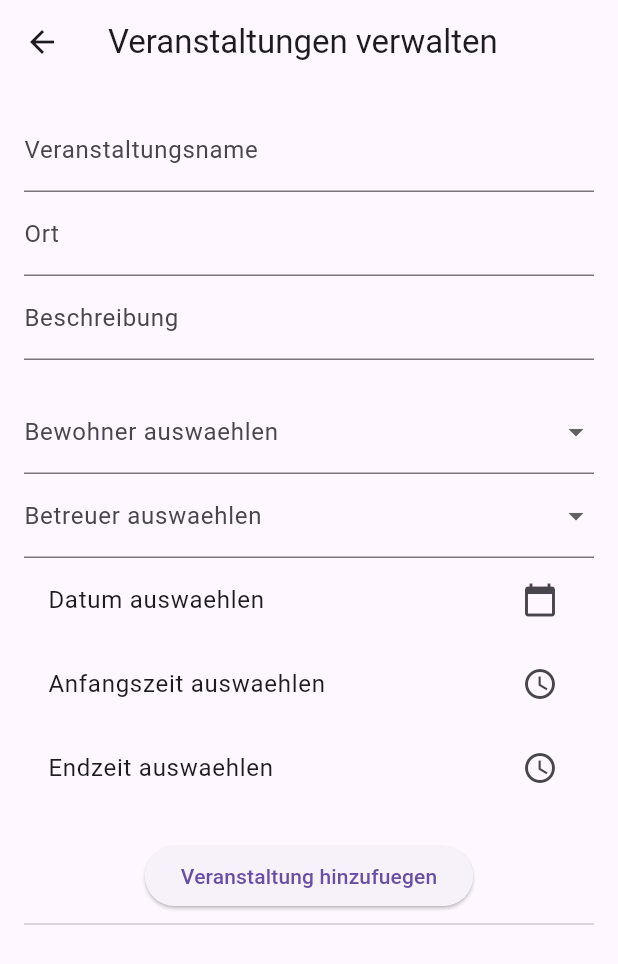
After one commit to dennis605/bt_flutter1, a Flutter app: the VeranstaltungPage screen opened directly, on a phone screen of 412 x 824 dp. The commit adds this screen. Shown: the top 964 px of the screen. Run offline on Flutter 3.47's test engine with Material 3 defaults, Android fonts, the phone set to English and light mode, and no system bars.

Commit message:
erster prototyp veranstaltung verwalten implemenriert

```diff
--- /dev/null
+++ b/lib/veranstaltung_page.dart
@@ -0,0 +1,247 @@
+import 'package:flutter/material.dart';
+import 'veranstaltung_model.dart';
+import 'bewohner_model.dart';
+import 'betreuer_model.dart';
+
+class VeranstaltungPage extends StatefulWidget {
+  const VeranstaltungPage({Key? key}) : super(key: key); // Füge den key hinzu
+  @override
+  _VeranstaltungPageState createState() => _VeranstaltungPageState();
+}
+
+class _VeranstaltungPageState extends State<VeranstaltungPage> {
+  // Liste der Veranstaltungen
+  List<Veranstaltung> veranstaltungenListe = [];
+
+  // Dummy-Daten für Bewohner und Betreuer
+  List<Bewohner> bewohnerDummyListe = [
+    Bewohner(vorname: "Max", nachname: "Mustermann", alter: 30, kommentar: "Kommentar 1"),
+    Bewohner(vorname: "Erika", nachname: "Mustermann", alter: 25, kommentar: "Kommentar 2"),
+  ];
+
+  List<Betreuer> betreuerDummyListe = [
+    Betreuer(vorname: "Herr", nachname: "Betreuer", alter: 40, kommentar: "Kommentar A"),
+    Betreuer(vorname: "Frau", nachname: "Betreuerin", alter: 35, kommentar: "Kommentar B"),
+  ];
+
+  // Auswahl von Bewohnern und Betreuern
+  List<Bewohner> ausgewaehlteBewohner = []; // LowerCamelCase ohne Umlaute
+  Betreuer? ausgewaehlterBetreuer; // LowerCamelCase ohne Umlaute
+
+  // Controller für das Formular
+  final TextEditingController nameController = TextEditingController();
+  final TextEditingController ortController = TextEditingController();
+  final TextEditingController beschreibungController = TextEditingController();
+
+  // Datum und Zeit auswählen
+  DateTime? ausgewaehltesDatum; // LowerCamelCase ohne Umlaute
+  TimeOfDay? anfangsZeit;
+  TimeOfDay? endZeit;
+
+  // Funktion zum Hinzufügen einer Veranstaltung
+  void _addVeranstaltung() {
+    if (ausgewaehlteBewohner.isEmpty || ausgewaehlterBetreuer == null || ausgewaehltesDatum == null) {
+      ScaffoldMessenger.of(context).showSnackBar(const SnackBar(
+        content: Text('Bitte alle Felder ausfuellen und Teilnehmer auswaehlen.'),
+      ));
+      return;
+    }
+
+    setState(() {
+      veranstaltungenListe.add(Veranstaltung(
+        name: nameController.text,
+        teilnehmendeBewohner: ausgewaehlteBewohner,
+        betreuer: ausgewaehlterBetreuer!,
+        datum: ausgewaehltesDatum!,
+        anfang: DateTime(
+            ausgewaehltesDatum!.year, ausgewaehltesDatum!.month, ausgewaehltesDatum!.day, anfangsZeit!.hour, anfangsZeit!.minute),
+        ende: DateTime(
+            ausgewaehltesDatum!.year, ausgewaehltesDatum!.month, ausgewaehltesDatum!.day, endZeit!.hour, endZeit!.minute),
+        ort: ortController.text,
+        beschreibung: beschreibungController.text,
+      ));
+    });
+
+    // Formular zuruecksetzen
+    nameController.clear();
+    ortController.clear();
+    beschreibungController.clear();
+    ausgewaehlteBewohner = [];
+    ausgewaehlterBetreuer = null;
+    ausgewaehltesDatum = null;
+    anfangsZeit = null;
+    endZeit = null;
+  }
+
+  // Datumsauswahl
+  Future<void> _pickDate(BuildContext context) async {
+    final selectedDate = await showDatePicker(
+      context: context,
+      initialDate: DateTime.now(),
+      firstDate: DateTime(2000),
+      lastDate: DateTime(2100),
+    );
+    if (selectedDate != null) {
+      setState(() {
+        ausgewaehltesDatum = selectedDate;
+      });
+    }
+  }
+
+  // Zeit auswählen
+  Future<void> _pickTime(BuildContext context, bool isStartTime) async {
+    final pickedTime = await showTimePicker(
+      context: context,
+      initialTime: TimeOfDay.now(),
+    );
+    if (pickedTime != null) {
+      setState(() {
+        if (isStartTime) {
+          anfangsZeit = pickedTime;
+        } else {
+          endZeit = pickedTime;
+        }
+      });
+    }
+  }
+
+  // Veranstaltung loeschen
+  void _deleteVeranstaltung(int index) {
+    setState(() {
+      veranstaltungenListe.removeAt(index);
+    });
+  }
+
+  @override
+  Widget build(BuildContext context) {
+    return Scaffold(
+      appBar: AppBar(
+        title: const Text('Veranstaltungen verwalten'),
+      ),
+      body: SingleChildScrollView(
+        child: Padding(
+          padding: const EdgeInsets.all(16.0),
+          child: Column(
+            children: <Widget>[
+              // Eingabefelder für die Veranstaltung
+              TextField(
+                controller: nameController,
+                decoration: const InputDecoration(labelText: 'Veranstaltungsname'),
+              ),
+              TextField(
+                controller: ortController,
+                decoration: const InputDecoration(labelText: 'Ort'),
+              ),
+              TextField(
+                controller: beschreibungController,
+                decoration: const InputDecoration(labelText: 'Beschreibung'),
+              ),
+              const SizedBox(height: 20),
+
+              // Dropdown für Bewohnerauswahl
+              DropdownButtonFormField<Bewohner>(
+                decoration: const InputDecoration(labelText: 'Bewohner auswaehlen'),
+                items: bewohnerDummyListe.map((bewohner) {
+                  return DropdownMenuItem<Bewohner>(
+                    value: bewohner,
+                    child: Text('${bewohner.vorname} ${bewohner.nachname}'),
+                  );
+                }).toList(),
+                onChanged: (bewohner) {
+                  if (bewohner != null && !ausgewaehlteBewohner.contains(bewohner)) {
+                    setState(() {
+                      ausgewaehlteBewohner.add(bewohner);
+                    });
+                  }
+                },
+              ),
+              Wrap(
+                children: ausgewaehlteBewohner
+                    .map((bewohner) => Chip(
+                          label: Text('${bewohner.vorname} ${bewohner.nachname}'),
+                          onDeleted: () {
+                            setState(() {
+                              ausgewaehlteBewohner.remove(bewohner);
+                            });
+                          },
+                        ))
+                    .toList(),
+              ),
+
+              // Dropdown für Betreuerauswahl
+              DropdownButtonFormField<Betreuer>(
+                decoration: const InputDecoration(labelText: 'Betreuer auswaehlen'),
+                items: betreuerDummyListe.map((betreuer) {
+                  return DropdownMenuItem<Betreuer>(
+                    value: betreuer,
+                    child: Text('${betreuer.vorname} ${betreuer.nachname}'),
+                  );
+                }).toList(),
+                onChanged: (betreuer) {
+                  setState(() {
+                    ausgewaehlterBetreuer = betreuer;
+                  });
+                },
+                value: ausgewaehlterBetreuer,
+              ),
+
+              // Datumsauswahl
+              ListTile(
+                title: Text(
+                  ausgewaehltesDatum == null
+                      ? 'Datum auswaehlen'
+                      : 'Datum: ${ausgewaehltesDatum!.toLocal()}',
+                ),
+                trailing: const Icon(Icons.calendar_today),
+                onTap: () => _pickDate(context),
+              ),
+
+              // Zeit für Anfang und Ende auswählen
+              ListTile(
+                title: Text(
+                  anfangsZeit == null ? 'Anfangszeit auswaehlen' : 'Anfang: ${anfangsZeit!.format(context)}',
+                ),
+                trailing: const Icon(Icons.access_time),
+                onTap: () => _pickTime(context, true),
+              ),
+              ListTile(
+                title: Text(
+                  endZeit == null ? 'Endzeit auswaehlen' : 'Ende: ${endZeit!.format(context)}',
+                ),
+                trailing: const Icon(Icons.access_time),
+                onTap: () => _pickTime(context, false),
+              ),
+
+              const SizedBox(height: 20),
+              ElevatedButton(
+                onPressed: _addVeranstaltung,
+                child: const Text('Veranstaltung hinzufuegen'),
+              ),
+              const Divider(),
+              // Liste der Veranstaltungen anzeigen
+              ListView.builder(
+                shrinkWrap: true,
+                itemCount: veranstaltungenListe.length,
+                itemBuilder: (context, index) {
+                  final veranstaltung = veranstaltungenListe[index];
+                  return ListTile(
+                    title: Text(veranstaltung.name),
+                    subtitle: Text(
+                      'Ort: ${veranstaltung.ort}\nBetreuer: ${veranstaltung.betreuer.vorname} ${veranstaltung.betreuer.nachname}',
+                    ),
+                    trailing: IconButton(
+                      icon: const Icon(Icons.delete, color: Colors.red),
+                      onPressed: () {
+                        _deleteVeranstaltung(index);
+                      },
+                    ),
+                  );
+                },
+              ),
+            ],
+          ),
+        ),
+      ),
+    );
+  }
+}
```
Also changed, not shown: lib/betreuer_page.dart (+19 -17 lines), lib/bewohner_page.dart (+19 -17 lines), lib/main.dart (+13 -1 lines).
